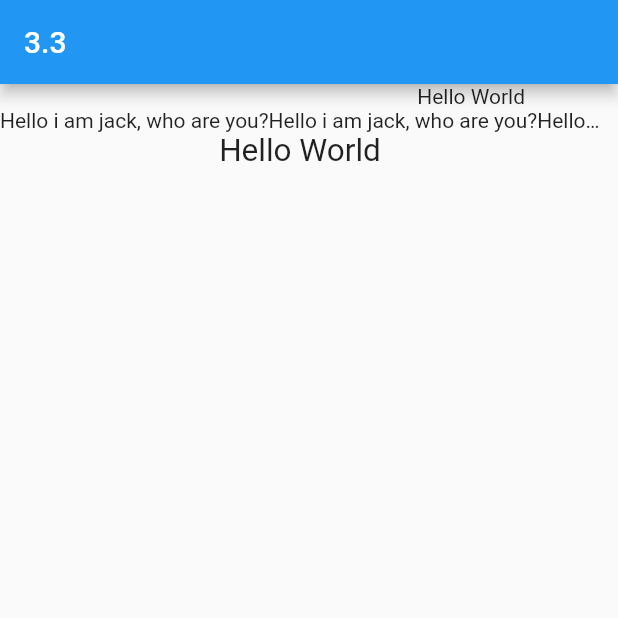
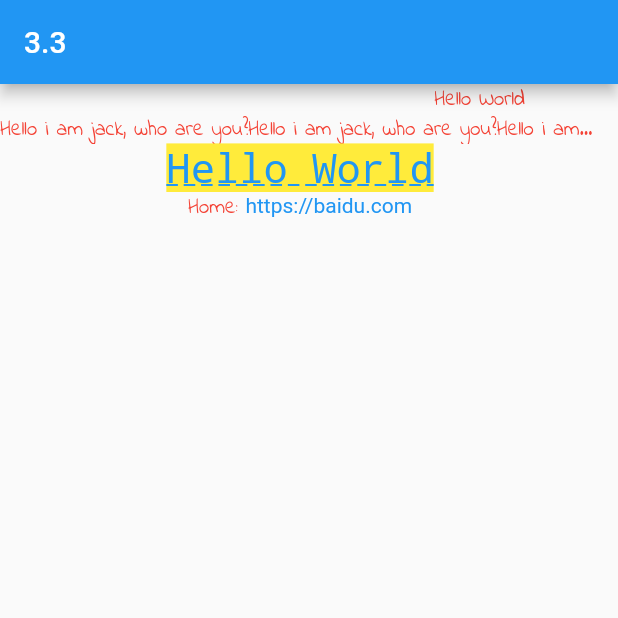
Before and after one commit to zhangrunhao/first_flutter_app, a Flutter app: the screen it shows after launch, on a phone screen of 412 x 824 dp, the top half of it. Run offline on Flutter 3.47's test engine with Material 2 defaults, Android fonts, the phone set to English and light mode, and no system bars.

Commit message:
3.3完成: 学习字体样式与更改字体

```diff
--- a/lib/3.3.dart
+++ b/lib/3.3.dart
@@ -11,8 +11,20 @@ class MyApp extends StatelessWidget {
       title: '3.3',
       home: Scaffold(
         appBar: AppBar(title: Text('3.3'),),
-        body: TestTextClass(),
+        body: ParentText(),
       ),
+    );
+  }
+}
+
+class ParentText extends StatelessWidget {
+  Widget build (BuildContext context) {
+    return DefaultTextStyle(
+      style: TextStyle(
+        fontFamily: 'IndieFlower',
+        color: Colors.red
+      ),
+      child: TestTextClass(),
     );
   }
 }
@@ -38,8 +50,33 @@ class TestTextClass extends StatelessWidget {
           ),
           Text(
             'Hello World',
-            textScaleFactor: 1.5,
-          )
+            textScaleFactor: 1.5, // 根据系统字体大小进行缩放比例控制
+            style: TextStyle(
+              color: Colors.blue,
+              fontSize: 18, // 不会跟随系统字体大小变化
+              height: 1.2,
+              fontFamily: 'Courier',
+              // TODO: .. 是个什么写法
+              background: new Paint()..color = Colors.yellow,
+              decoration: TextDecoration.underline,
+              decorationStyle: TextDecorationStyle.dashed,
+            ),
+          ),
+          Text.rich(TextSpan(
+              children: [
+                TextSpan(
+                  text: 'Home: '
+                ),
+                TextSpan(
+                  text: 'https://baidu.com',
+                  style: TextStyle(
+                    color: Colors.blue
+                  ),
+                  // TODO: 未能解释这个手势操作, 最后发现必须调用dispose释放资源, 然后就必须在State类中
+                  // recognizer: _tapGestureRecognizer
+                ),
+              ]
+            )),
         ],
       )
     );
```
Also changed, not shown: pubspec.yaml (+15 -11 lines), fonts/IndieFlower-Regular.ttf (added).
